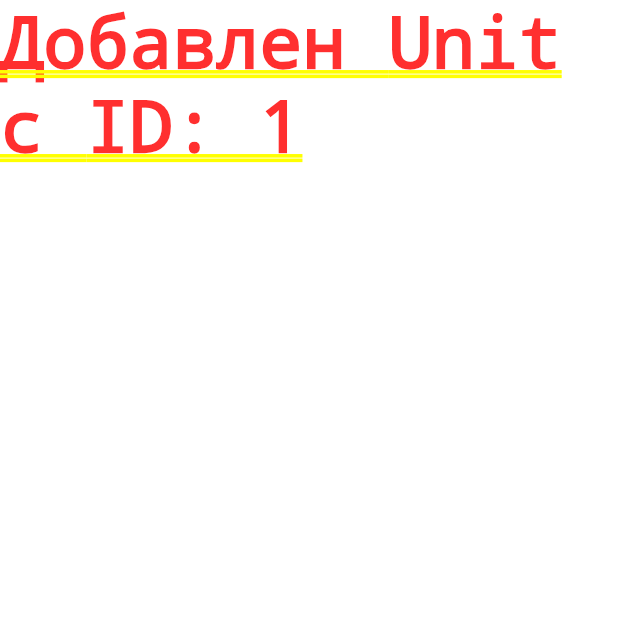
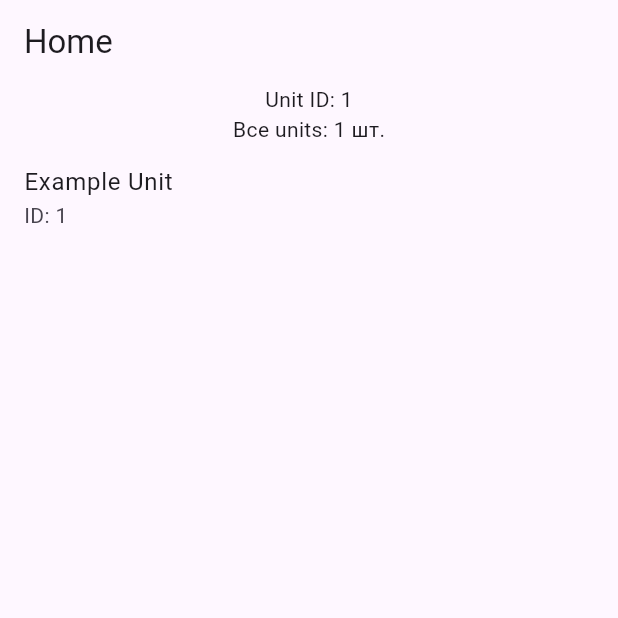
Before and after one commit to 202rna/flutter_application_time_checker, a Flutter app: the screen it shows after launch, on a phone screen of 412 x 824 dp, the top half of it. Run offline on Flutter 3.47's test engine with Material 3 defaults, Android fonts, the phone set to English and light mode, and no system bars; our stand-ins replace sqflite, sqflite_common_ffi; accounts and stored records are empty.

Commit message:
добавлен какой то вывод unit-ов

```diff
--- a/lib/main.dart
+++ b/lib/main.dart
@@ -44,29 +44,72 @@ class Home extends StatefulWidget {
 
 class _HomeState extends State<Home> {
   late final Unit unit;
-  late final Future<int> unitId;
+  late int unitId; // Изменено на int, так как мы ждём завершения
+  late Map<String, Unit> unitAll;
+  bool isLoading = true; // Флаг загрузки
 
   @override
   void initState() {
     super.initState();
-    unit = Unit(name: 'Example Unit');
-    unitId =
-        DB.instance.insert<Unit>(unit); // Без await, так как initState не async
+    unitAll = {}; // Инициализация пустой карты
+    _initializeData();
+  }
+
+  Future<void> _initializeData() async {
+    try {
+      unit = Unit(name: 'Example Unit');
+      final id = await DB.instance.insert<Unit>(unit); // Ждём вставки
+      unitId = id; // Присваиваем int
+
+      // Получаем все Unit-ы (включая новый, так как insert завершён)
+      final unitsIterable = await DB.instance.getAll<Unit>();
+      unitAll = Map.fromIterable(unitsIterable,
+          key: (u) =>
+              (u as Unit).id.toString()); // Преобразуем Iterable в Map по id
+
+      setState(() {
+        isLoading = false; // Загрузка завершена
+      });
+    } catch (e) {
+      // Обработка ошибок (например, логирование или показ Snackbar)
+      print('Ошибка инициализации: $e');
+      setState(() {
+        isLoading = false; // Даже при ошибке прекращаем загрузку
+      });
+    }
   }
 
   @override
   Widget build(BuildContext context) {
-    return FutureBuilder<int>(
-      future: unitId,
-      builder: (context, snapshot) {
-        if (snapshot.connectionState == ConnectionState.waiting) {
-          return CircularProgressIndicator();
-        } else if (snapshot.hasError) {
-          return Text('Ошибка: ${snapshot.error}');
-        } else {
-          return Text('Добавлен Unit с ID: ${snapshot.data}');
-        }
-      },
+    if (isLoading) {
+      return Scaffold(
+        appBar: AppBar(title: Text('Home')),
+        body: Center(child: CircularProgressIndicator()),
+      );
+    }
+
+    return Scaffold(
+      appBar: AppBar(title: Text('Home')),
+      body: Column(
+        children: [
+          Text('Unit ID: $unitId'),
+          Text('Все units: ${unitAll.length} шт.'),
+          // Пример отображения: ListView с unitAll
+          Expanded(
+            child: ListView.builder(
+              itemCount: unitAll.length,
+              itemBuilder: (context, index) {
+                final unitKey = unitAll.keys.elementAt(index);
+                final unit = unitAll[unitKey]!;
+                return ListTile(
+                  title: Text(unit.name),
+                  subtitle: Text('ID: $unitKey'),
+                );
+              },
+            ),
+          ),
+        ],
+      ),
     );
   }
 }
```
